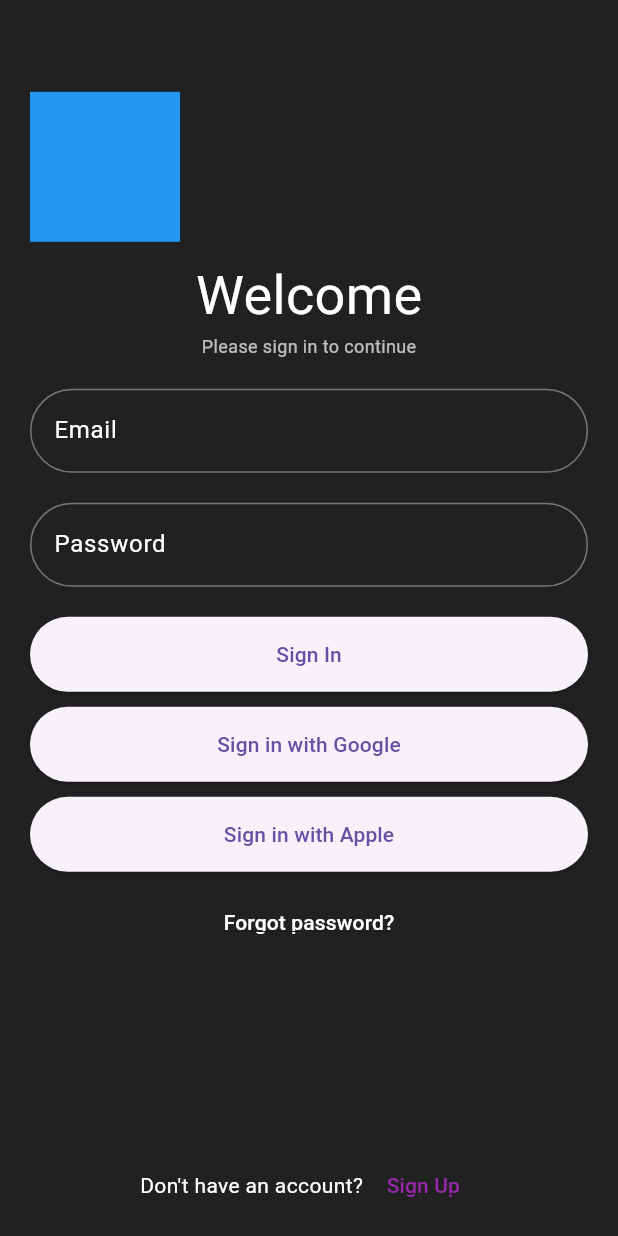
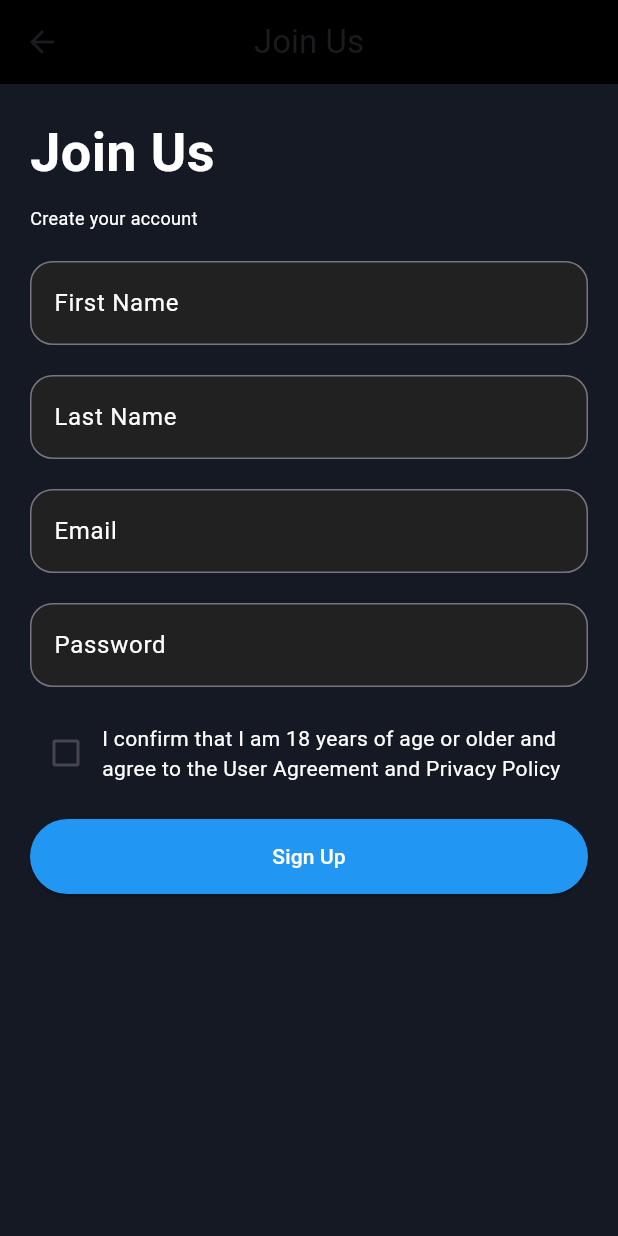
Before and after one commit to mmmykolaaa/exchange_project, a Flutter app: the screen it shows after launch, after a tap on "Sign Up", on a phone screen of 412 x 824 dp. Run offline on Flutter 3.47's test engine with Material 3 defaults, Android fonts, the light colour scheme and no system bars.

Commit message:
JoinUsScreen

```diff
--- a/lib/main.dart
+++ b/lib/main.dart
@@ -1,5 +1,6 @@
 import 'package:flutter/material.dart';
-import './screens/HomeScreen.dart'; // Importing HomeScreen.dart
+import './screens/HomeScreen.dart';
+import './screens/JoinUsScreen.dart';
 
 
 void main() {
@@ -23,7 +24,7 @@ class SignInSignUpScreen extends StatelessWidget {
   @override
   Widget build(BuildContext context) {
     return Scaffold(
-      backgroundColor: Colors.grey[900], // Темно-сірий фон
+     backgroundColor: Color.fromRGBO(22, 28, 40, 0.004), // Темно-сірий фон
       body: Center(
         child: Padding(
           padding: EdgeInsets.all(20.0),
@@ -52,7 +53,7 @@ class SignInSignUpScreen extends StatelessWidget {
               Container(
                 width: double.infinity, // Повне використання доступного простору в ширину
                 decoration: BoxDecoration(
-                  borderRadius: BorderRadius.circular(30.0),
+                  borderRadius: BorderRadius.circular(15.0),
                   color: Colors.grey[900],
                 ),
                 child: TextField(
@@ -61,7 +62,7 @@ class SignInSignUpScreen extends StatelessWidget {
                     labelText: 'Email',
                     labelStyle: TextStyle(color: Colors.white),
                     border: OutlineInputBorder(
-                      borderRadius: BorderRadius.circular(30.0),
+                      borderRadius: BorderRadius.circular(15.0),
                     ),
                   ),
                 ),
@@ -70,7 +71,7 @@ class SignInSignUpScreen extends StatelessWidget {
               Container(
                 width: double.infinity, // Повне використання доступного простору в ширину
                 decoration: BoxDecoration(
-                  borderRadius: BorderRadius.circular(30.0),
+                  borderRadius: BorderRadius.circular(15.0),
                   color: Colors.grey[900],
                 ),
                 child: TextField(
@@ -80,7 +81,7 @@ class SignInSignUpScreen extends StatelessWidget {
                     labelText: 'Password',
                     labelStyle: TextStyle(color: Colors.white),
                     border: OutlineInputBorder(
-                      borderRadius: BorderRadius.circular(30.0),
+                      borderRadius: BorderRadius.circular(15.0),
                     ),
                   ),
                 ),
@@ -157,8 +158,11 @@ class SignInSignUpScreen extends StatelessWidget {
             ),
             TextButton(
               onPressed: () {
-                // Код для переходу на сторінку реєстрації
-              },
+                  Navigator.push(
+                    context,
+                    MaterialPageRoute(builder: (context) => JoinUsScreen()),
+                  );
+                },
               child: Text(
                 "Sign Up",
                 style: TextStyle(
--- /dev/null
+++ b/lib/screens/JoinUsScreen.dart
@@ -0,0 +1,156 @@
+import 'package:flutter/material.dart';
+
+class JoinUsScreen extends StatelessWidget {
+  @override
+  Widget build(BuildContext context) {
+    return Scaffold(
+      backgroundColor: Color.fromRGBO(20,25,36,255), // Зміна кольору бекграунду на темно-сірий
+      appBar: AppBar(
+        backgroundColor: Colors.black, // Зміна кольору апаратної панелі на чорний
+        leading: IconButton(
+          icon: Icon(Icons.arrow_back),
+          onPressed: () {
+            Navigator.pop(context);
+          },
+        ),
+        title: Text('Join Us'),
+        centerTitle: true,
+      ),
+      body: Padding(
+        padding: const EdgeInsets.all(20.0),
+        child: Column(
+          crossAxisAlignment: CrossAxisAlignment.start,
+          children: [
+            Text(
+              'Join Us',
+              style: TextStyle(
+                color: Colors.white,
+                fontSize: 36,
+                fontWeight: FontWeight.bold,
+              ),
+            ),
+            SizedBox(height: 10),
+            Text(
+              'Create your account',
+              style: TextStyle(
+                color: Colors.white,
+                fontSize: 12,
+              ),
+            ),
+             SizedBox(height: 20.0),
+              Container(
+                width: double.infinity, // Повне використання доступного простору в ширину
+                decoration: BoxDecoration(
+                  borderRadius: BorderRadius.circular(15.0),
+                  color: Colors.grey[900],
+                ),
+                child: TextField(
+                  style: TextStyle(color: Colors.white), // Білий текст
+                  decoration: InputDecoration(
+                    labelText: 'First Name',
+                    labelStyle: TextStyle(color: Colors.white),
+                    border: OutlineInputBorder(
+                      borderRadius: BorderRadius.circular(15.0),
+                    ),
+                  ),
+                ),
+              ),
+           SizedBox(height: 20.0),
+              Container(
+                width: double.infinity, // Повне використання доступного простору в ширину
+                decoration: BoxDecoration(
+                  borderRadius: BorderRadius.circular(15.0),
+                  color: Colors.grey[900],
+                ),
+                child: TextField(
+                  style: TextStyle(color: Colors.white), // Білий текст
+                  decoration: InputDecoration(
+                    labelText: 'Last Name',
+                    labelStyle: TextStyle(color: Colors.white),
+                    border: OutlineInputBorder(
+                      borderRadius: BorderRadius.circular(15.0),
+                    ),
+                  ),
+                ),
+              ),
+          SizedBox(height: 20.0),
+              Container(
+                width: double.infinity, // Повне використання доступного простору в ширину
+                decoration: BoxDecoration(
+                  borderRadius: BorderRadius.circular(15.0),
+                  color: Colors.grey[900],
+                ),
+                child: TextField(
+                  style: TextStyle(color: Colors.white), // Білий текст
+                  decoration: InputDecoration(
+                    labelText: 'Email',
+                    labelStyle: TextStyle(color: Colors.white),
+                    border: OutlineInputBorder(
+                      borderRadius: BorderRadius.circular(15.0),
+                    ),
+                  ),
+                ),
+              ),
+              SizedBox(height: 20.0),
+              Container(
+                width: double.infinity, // Повне використання доступного простору в ширину
+                decoration: BoxDecoration(
+                  borderRadius: BorderRadius.circular(15.0),
+                  color: Colors.grey[900],
+                ),
+                child: TextField(
+                  obscureText: true,
+                  style: TextStyle(color: Colors.white), // Білий текст
+                  decoration: InputDecoration(
+                    labelText: 'Password',
+                    labelStyle: TextStyle(color: Colors.white),
+                    border: OutlineInputBorder(
+                      borderRadius: BorderRadius.circular(15.0),
+                    ),
+                  ),
+                ),
+              ),
+            SizedBox(height: 20),
+            Row(
+              children: [
+                Checkbox(
+                  value: false,
+                  onChanged: (newValue) {
+                    // Handle checkbox state change
+                  },
+                ),
+                Text(
+                  'I confirm that I am 18 years of age or older and\n'
+                  'agree to the User Agreement and Privacy Policy',
+                  style: TextStyle(color: Colors.white),
+                ),
+              ],
+            ),
+            SizedBox(height: 20),
+            ElevatedButton(
+              onPressed: () {
+                // Handle sign up button press
+              },
+              style: ElevatedButton.styleFrom(
+                backgroundColor: Colors.blue, // Зміна кольору кнопки на синій
+                minimumSize: Size(double.infinity, 50), // Розмір кнопки
+                shape: RoundedRectangleBorder(
+                  borderRadius: BorderRadius.circular(30.0), // Закруглені кути кнопки
+                ),
+              ),
+              child: Text('Sign Up',
+              style: TextStyle(color: Colors.white),
+              ),
+            ),
+          ],
+        ),
+      ),
+    );
+  }
+}
+
+void main() {
+  runApp(MaterialApp(
+    home: JoinUsScreen(),
+  ));
+}
```
